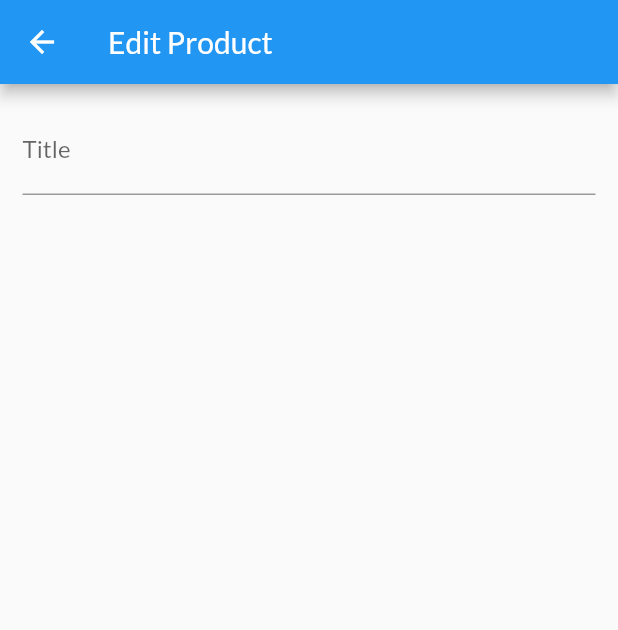
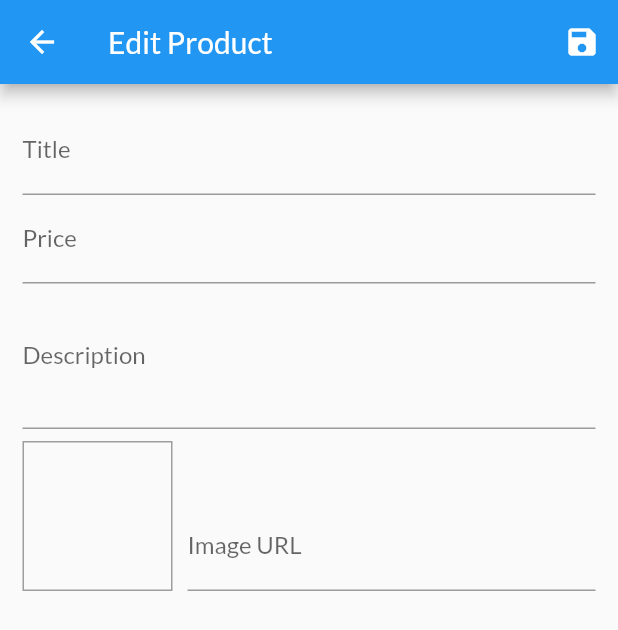
Before and after one commit to insertmike/shop-app, a Flutter app: the EditProductScreen screen opened by its route, on a phone screen of 412 x 824 dp. Shown: the top 630 px of the screen. Run offline on Flutter 3.47's test engine with Material 2 defaults, Android fonts, the phone set to English and light mode, and no system bars; network calls fail.

Commit message:
Displaying image url in edit product screen

```diff
--- a/lib/screens/edit_product_screen.dart
+++ b/lib/screens/edit_product_screen.dart
@@ -7,12 +7,47 @@ class EditProductScreen extends StatefulWidget {
 }
 
 class _EditProductScreenState extends State<EditProductScreen> {
+  final _priceFocusNode = FocusNode();
+  final _descriptionFocusNode = FocusNode();
+  final _imageUrlController = TextEditingController();
+  final _imageUrlFocusNode = FocusNode();
+
+  @override
+  void initState() {
+    _imageUrlFocusNode.addListener(_updateImageUrl);
+    super.initState();
+  }
+
+  void _updateImageUrl() {
+    if (!_imageUrlFocusNode.hasFocus) {
+      setState(() {});
+    }
+  }
+
+  @override
+  void dispose() {
+    _imageUrlFocusNode.removeListener(_updateImageUrl);
+    _priceFocusNode.dispose();
+    _descriptionFocusNode.dispose();
+    _imageUrlController.dispose();
+    _imageUrlFocusNode.dispose();
+
+    super.dispose();
+  }
+
+  void _submitForm() {}
 
   @override
   Widget build(BuildContext context) {
     return Scaffold(
       appBar: AppBar(
         title: Text('Edit Product'),
+        actions: <Widget>[
+          IconButton(
+            icon: Icon(Icons.save),
+            onPressed: _submitForm,
+          )
+        ],
       ),
       body: Padding(
         padding: const EdgeInsets.all(15.0),
@@ -22,7 +57,65 @@ class _EditProductScreenState extends State<EditProductScreen> {
               TextFormField(
                 decoration: InputDecoration(labelText: 'Title'),
                 textInputAction: TextInputAction.next,
+                onFieldSubmitted: (val) =>
+                    FocusScope.of(context).requestFocus(_priceFocusNode),
+              ),
+              TextFormField(
+                decoration: InputDecoration(labelText: 'Price'),
+                textInputAction: TextInputAction.next,
+                keyboardType: TextInputType.number,
+                focusNode: _priceFocusNode,
+                onFieldSubmitted: (val) =>
+                    FocusScope.of(context).requestFocus(_descriptionFocusNode),
+              ),
+              TextFormField(
+                decoration: InputDecoration(labelText: 'Description'),
+                maxLines: 3,
+                focusNode: _descriptionFocusNode,
+                keyboardType: TextInputType.multiline,
+                textInputAction: TextInputAction.next,
+                onFieldSubmitted: (val) =>
+                    FocusScope.of(context).requestFocus(_imageUrlFocusNode),
+              ),
+              Row(
+                crossAxisAlignment: CrossAxisAlignment.end,
+                children: <Widget>[
+                  Container(
+                    width: 100,
+                    height: 100,
+                    margin: EdgeInsets.only(
+                      top: 8,
+                      right: 10,
+                    ),
+                    decoration: BoxDecoration(
+                      border: Border.all(width: 1, color: Colors.grey),
+                    ),
+                    child: _imageUrlController.text.isEmpty
+                        ? Container()
+                        : FittedBox(
+                            child: Image.network(
+                              _imageUrlController.text,
+                              fit: BoxFit.cover,
+                            ),
+                          ),
+                  ),
+                  Expanded(
+                    child: TextFormField(
+                      decoration: InputDecoration(
+                        labelText: 'Image URL',
+                      ),
+                      keyboardType: TextInputType.url,
+                      textInputAction: TextInputAction.done,
+                      controller: _imageUrlController,
+                      focusNode: _imageUrlFocusNode,
+                      onFieldSubmitted: (val) => _submitForm,
+                    ),
+                  ),
+                ],
               )
+
+              /*
+              */
             ],
           ),
         ),
```
